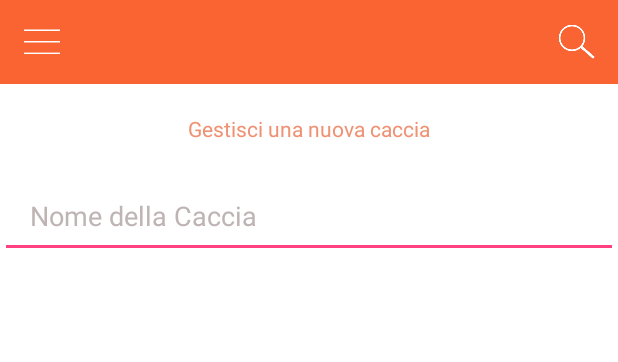
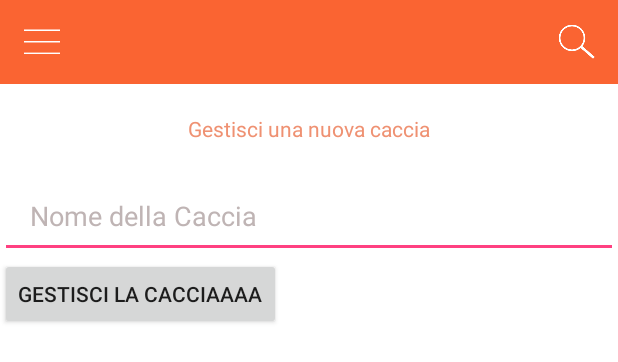
Before and after one commit to biggamehunt/treasurehuntturin, an Android app: the layout activity_newhunt.xml on its own in the app's theme, with its tools: preview values and no code run, on a phone screen of 412 x 824 dp. Shown: the top 362 px of the screen. Run offline under Robolectric (Android 15) with nearby library versions, the phone set to English and light mode, and no system bars.

```diff
--- a/app/src/main/AndroidManifest.xml
+++ b/app/src/main/AndroidManifest.xml
@@ -37,6 +37,11 @@
             android:label="@string/title_activity_huntlist">
 
         </activity>
+        <activity
+            android:name=".NewHuntActivity"
+            android:label="@string/title_activity_newhunt">
+
+        </activity>
 
     </application>
 
--- a/app/src/main/java/com/example/andrea22/gamehunt/HuntListActivity.java
+++ b/app/src/main/java/com/example/andrea22/gamehunt/HuntListActivity.java
@@ -57,7 +57,7 @@ public class HuntListActivity extends AppCompatActivity {
     public void goToHunt(View view)  {
 
         Log.v("db log", "id: " +view.getId());
-        Intent intent = new Intent(this, RegistrationActivity.class);
+        Intent intent = new Intent(this, NewHuntActivity.class);
         startActivity(intent);
     }
 }
--- a/app/src/main/res/layout/activity_newhunt.xml
+++ b/app/src/main/res/layout/activity_newhunt.xml
@@ -70,6 +70,12 @@ tools:openDrawer="start">
                     android:paddingBottom="16dp">
                 </EditText>
 
+                <Button
+                    android:layout_width="wrap_content"
+                    android:layout_height="wrap_content"
+                    android:text="@string/pick_time"
+                    android:onClick="showTimePickerDialog" />
+
             </LinearLayout>
 
 
--- a/app/src/main/res/values/strings.xml
+++ b/app/src/main/res/values/strings.xml
@@ -35,5 +35,7 @@
     <string name="hello_blank_fragment">Hello blank fragment</string>
     <string name="newhunt">Gestisci una nuova caccia</string>
     <string name="nameHunt">Nome della Caccia</string>
+    <string name="title_activity_newhunt">Nuova Caccia</string>
+    <string name="pick_time">Gestisci la cacciaaaa</string>
 
 </resources>
```
Also changed, not shown: app/src/main/java/com/example/andrea22/gamehunt/NewHuntActivity.java (added, +43 -0 lines), app/src/main/java/layout/TimePickerFragment.java (added, +36 -0 lines).
